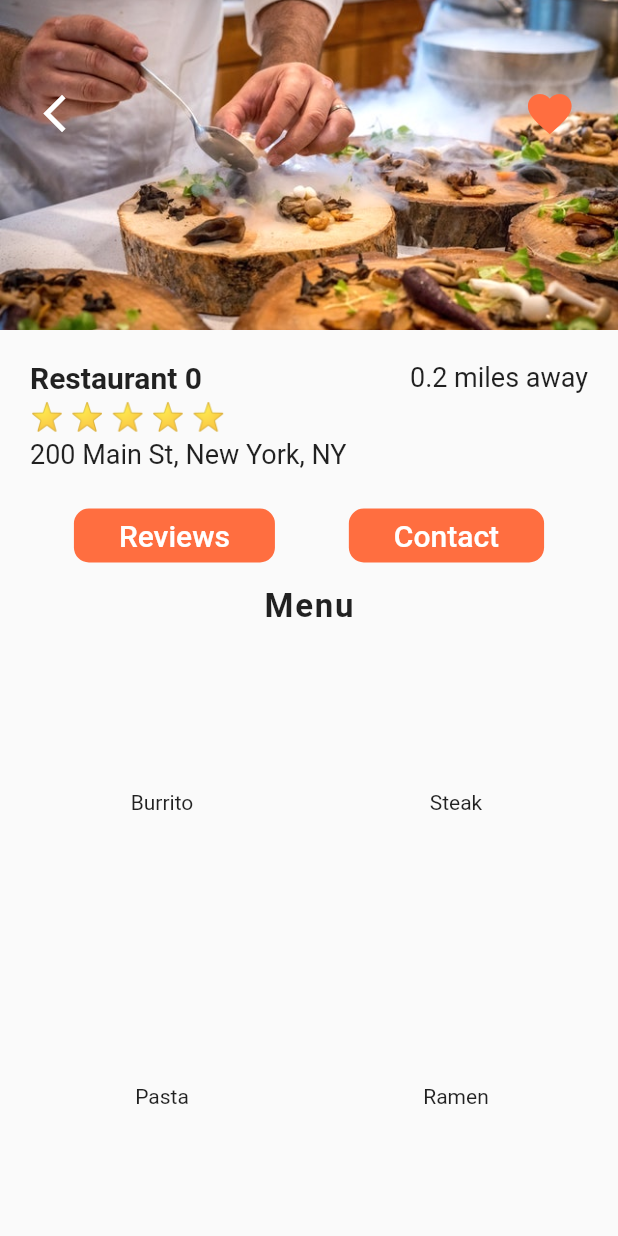
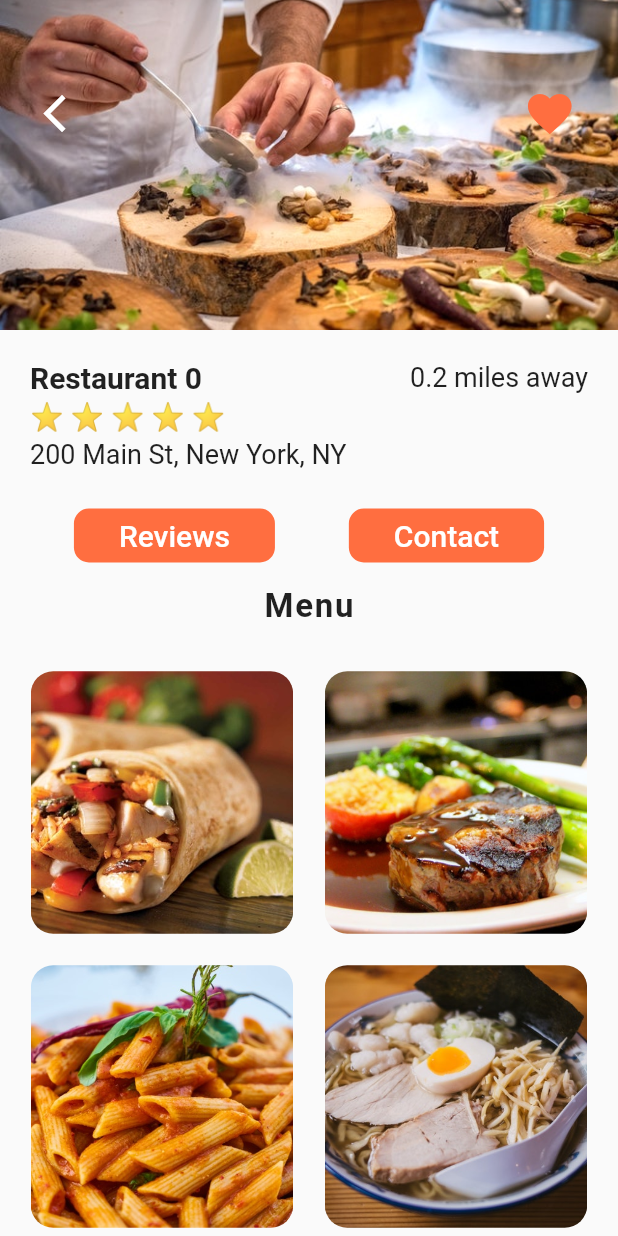
Before and after one commit to offfahad/food-delivery-app-flutter, a Flutter app: the screen it shows after launch, after a tap on "Restaurant 0", on a phone screen of 412 x 824 dp. Run offline on Flutter 3.47's test engine with Material 2 defaults, Android fonts, the phone set to English and light mode, and no system bars.

```diff
--- a/lib/screens/restaurant_screen.dart
+++ b/lib/screens/restaurant_screen.dart
@@ -13,6 +13,26 @@ class RestaurantScreen extends StatefulWidget {
 }
 
 class _RestaurantScreenState extends State<RestaurantScreen> {
+  _buildMenuItem(Food? menuItem) {
+    return Center(
+      child: Stack(
+        children: [
+          Container(
+            height: 175.0,
+            width: 175.0,
+            decoration: BoxDecoration(
+              image: DecorationImage(
+                image: AssetImage(menuItem!.imageUrl!),
+                fit: BoxFit.cover,
+              ),
+              borderRadius: BorderRadius.circular(15.0),
+            ),
+          )
+        ],
+      ),
+    );
+  }
+
   @override
   Widget build(BuildContext context) {
     return Scaffold(
@@ -162,9 +182,7 @@ class _RestaurantScreenState extends State<RestaurantScreen> {
                 widget.restaurant!.menu!.length,
                 (index) {
                   Food food = widget.restaurant!.menu![index];
-                  return Center(
-                    child: Text(food.name!),
-                  );
+                  return _buildMenuItem(food);
                 },
               ),
             ),
```
